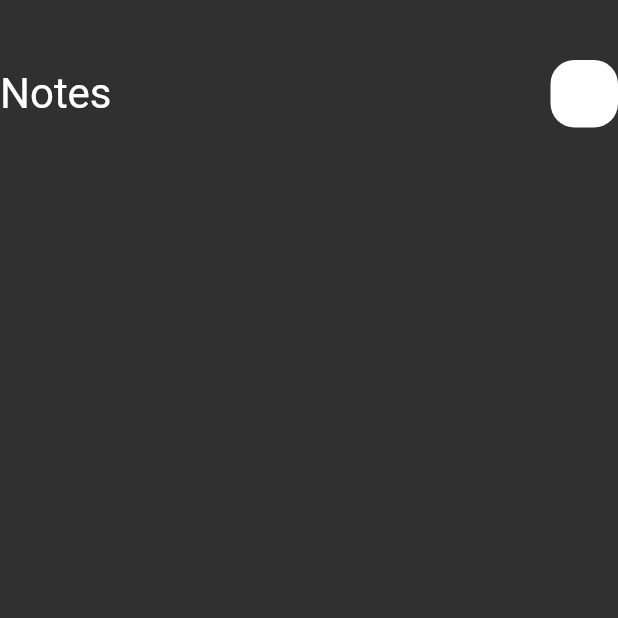
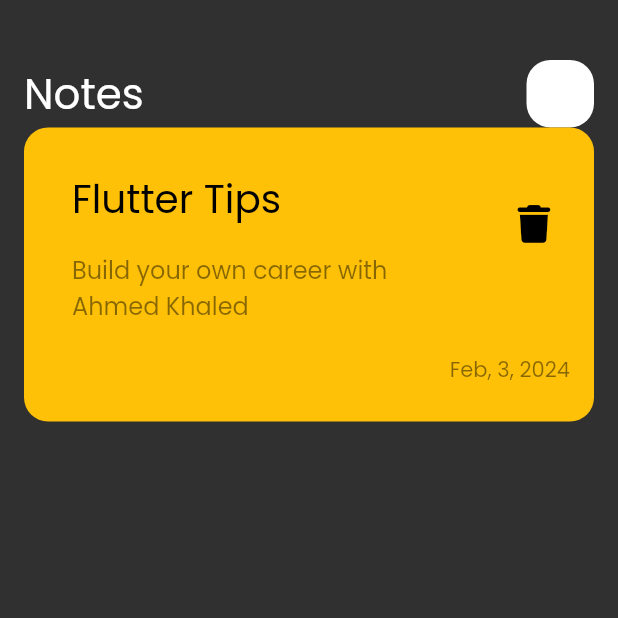
Before and after one commit to A7medK7aled1/Notes-App, a Flutter app: the screen it shows after launch, on a phone screen of 412 x 824 dp, the top half of it. Run offline on Flutter 3.47's test engine with Material 3 defaults, Android fonts, the phone set to English and light mode, and no system bars; our stand-ins replace font_awesome_flutter.

Commit message:
create custom note item and add font awsome and poppin font

```diff
--- a/lib/main.dart
+++ b/lib/main.dart
@@ -13,9 +13,9 @@ class MainApp extends StatelessWidget {
     return MaterialApp(
       debugShowCheckedModeBanner: false,
       theme: ThemeData(
-        useMaterial3: false,
-        brightness: Brightness.dark,
-      ),
+          useMaterial3: false,
+          brightness: Brightness.dark,
+          fontFamily: 'Poppins'),
       home: const NotesView(),
     );
   }
--- /dev/null
+++ b/lib/widget/custom_note_item.dart
@@ -0,0 +1,60 @@
+import 'package:flutter/material.dart';
+import 'package:font_awesome_flutter/font_awesome_flutter.dart';
+
+class NotesItems extends StatelessWidget {
+  const NotesItems({super.key});
+
+  @override
+  Widget build(BuildContext context) {
+    return Container(
+      padding: const EdgeInsets.only(
+        top: 24,
+        bottom: 24,
+        left: 16,
+      ),
+      decoration: BoxDecoration(
+        borderRadius: BorderRadius.circular(16),
+        color: Colors.amber,
+      ),
+      child: Column(
+        crossAxisAlignment: CrossAxisAlignment.end,
+        children: [
+          ListTile(
+            title: Text(
+              'Flutter Tips',
+              style: TextStyle(
+                color: Colors.black,
+                fontSize: 26,
+              ),
+            ),
+            subtitle: Padding(
+              padding: const EdgeInsets.symmetric(vertical: 16),
+              child: Text(
+                'Build your own career with Ahmed Khaled',
+                style:
+                    TextStyle(color: Colors.black.withAlpha(120), fontSize: 16),
+              ),
+            ),
+            trailing: IconButton(
+              icon: Icon(
+                FontAwesomeIcons.trash,
+                color: Colors.black,
+                size: 25,
+              ),
+              onPressed: () {},
+            ),
+          ),
+          Padding(
+            padding: const EdgeInsets.only(right: 16),
+            child: Text(
+              'Feb, 3, 2024',
+              style: TextStyle(
+                color: Colors.black.withAlpha(120),
+              ),
+            ),
+          )
+        ],
+      ),
+    );
+  }
+}
--- a/lib/widget/notes_view_body.dart
+++ b/lib/widget/notes_view_body.dart
@@ -1,16 +1,21 @@
 import 'package:flutter/material.dart';
 import 'package:note_app/widget/custom_app_bar.dart';
+import 'package:note_app/widget/custom_note_item.dart';
 
 class NotesViewBody extends StatelessWidget {
   const NotesViewBody({super.key});
 
   @override
   Widget build(BuildContext context) {
-    return const Column(
-      children: [
-        SizedBox(height: 40),
-        CustomAppBar(),
-      ],
+    return Padding(
+      padding: const EdgeInsets.symmetric(horizontal: 16),
+      child: const Column(
+        children: [
+          SizedBox(height: 40),
+          CustomAppBar(),
+          NotesItems(),
+        ],
+      ),
     );
   }
 }
```
Also changed, not shown: pubspec.yaml (+6 -1 lines), assets/fonts/Poppins-Regular.ttf (added), pubspec.lock.
